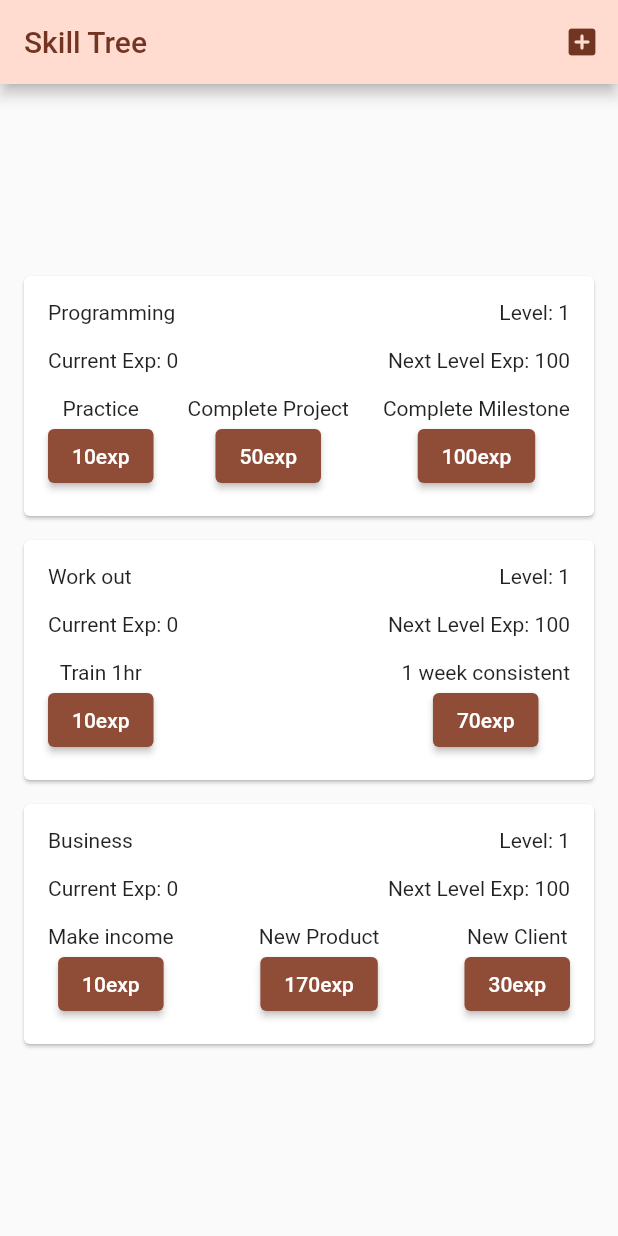
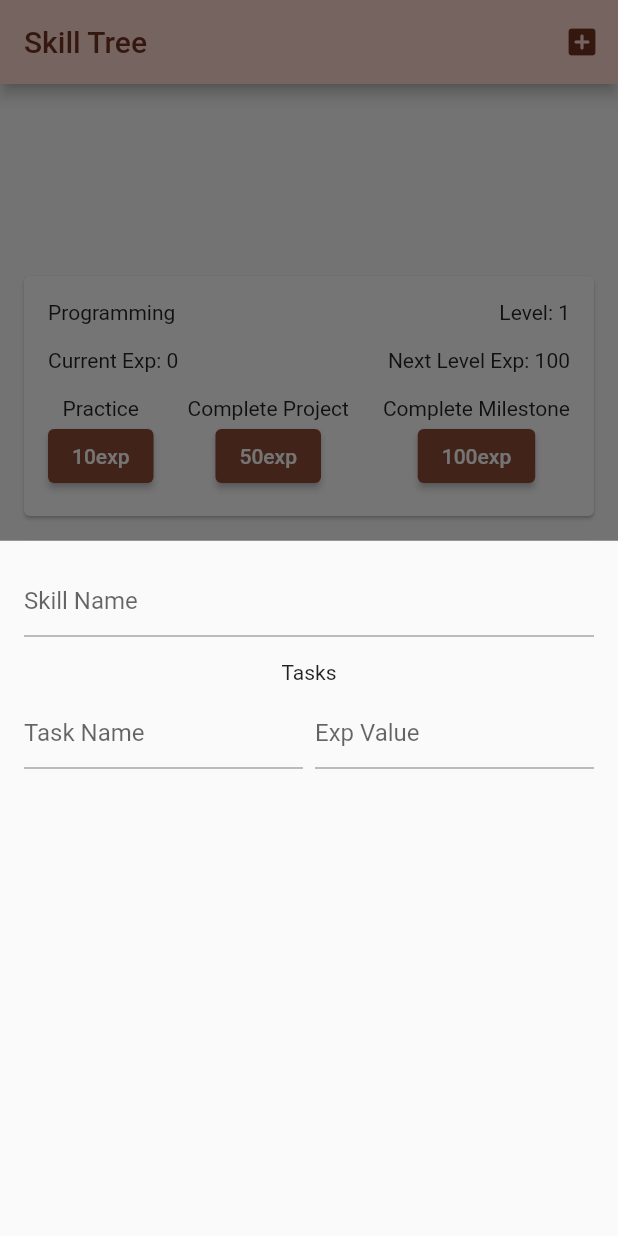
Before and after one commit to Sebsprograms/skill_tree, a Flutter app: the screen it shows after launch, after a tap on the "add box" icon, on a phone screen of 412 x 824 dp. Run offline on Flutter 3.47's test engine with Material 2 defaults, Android fonts, the phone set to English and light mode, and no system bars.

Commit message:
Starting point for new skills

```diff
--- /dev/null
+++ b/lib/widgets/new_skill/new_skill_form.dart
@@ -0,0 +1,47 @@
+import 'package:flutter/material.dart';
+import 'package:skill_tree/widgets/new_skill/new_task.dart';
+
+class NewSkillForm extends StatefulWidget {
+  const NewSkillForm({super.key});
+
+  @override
+  State<NewSkillForm> createState() => _NewSkillFormState();
+}
+
+class _NewSkillFormState extends State<NewSkillForm> {
+  final skillNameController = TextEditingController();
+
+  @override
+  void dispose() {
+    skillNameController.dispose();
+    super.dispose();
+  }
+
+  @override
+  Widget build(BuildContext context) {
+    return Container(
+      padding: const EdgeInsets.all(16),
+      child: Column(
+        children: [
+          TextField(
+            controller: skillNameController,
+            decoration: const InputDecoration(
+              hintText: "Skill Name",
+            ),
+          ),
+          const SizedBox(
+            height: 16,
+          ),
+          Text("Tasks"),
+          const SizedBox(
+            height: 8,
+          ),
+          NewTask(),
+          const SizedBox(
+            height: 16,
+          ),
+        ],
+      ),
+    );
+  }
+}
--- /dev/null
+++ b/lib/widgets/new_skill/new_task.dart
@@ -0,0 +1,48 @@
+import 'package:flutter/material.dart';
+
+class NewTask extends StatefulWidget {
+  const NewTask({super.key});
+
+  @override
+  State<NewTask> createState() => _NewTaskState();
+}
+
+class _NewTaskState extends State<NewTask> {
+  final taskNameController = TextEditingController();
+  final expController = TextEditingController();
+
+  @override
+  void dispose() {
+    taskNameController.dispose();
+    expController.dispose();
+    super.dispose();
+  }
+
+  @override
+  Widget build(BuildContext context) {
+    return Row(
+      children: [
+        Expanded(
+          child: TextField(
+            controller: taskNameController,
+            decoration: const InputDecoration(
+              hintText: "Task Name",
+            ),
+          ),
+        ),
+        const SizedBox(
+          width: 8,
+        ),
+        Expanded(
+          child: TextField(
+            controller: expController,
+            keyboardType: TextInputType.number,
+            decoration: const InputDecoration(
+              hintText: "Exp Value",
+            ),
+          ),
+        ),
+      ],
+    );
+  }
+}
--- a/lib/widgets/skills.dart
+++ b/lib/widgets/skills.dart
@@ -1,6 +1,7 @@
 import 'package:flutter/material.dart';
 import 'package:skill_tree/models/skill.dart';
 import 'package:skill_tree/models/task.dart';
+import 'package:skill_tree/widgets/new_skill/new_skill_form.dart';
 import 'package:skill_tree/widgets/skill_card/skill_card.dart';
 
 class Skills extends StatefulWidget {
@@ -44,6 +45,13 @@ class _SkillsState extends State<Skills> {
     }
   }
 
+  void openNewSkillForm() {
+    showModalBottomSheet(
+      context: context,
+      builder: (context) => NewSkillForm(),
+    );
+  }
+
   @override
   Widget build(BuildContext context) {
     return Scaffold(
@@ -51,7 +59,7 @@ class _SkillsState extends State<Skills> {
         title: const Text("Skill Tree"),
         actions: [
           IconButton(
-            onPressed: () {},
+            onPressed: openNewSkillForm,
             icon: const Icon(Icons.add_box_rounded),
           ),
         ],
```
